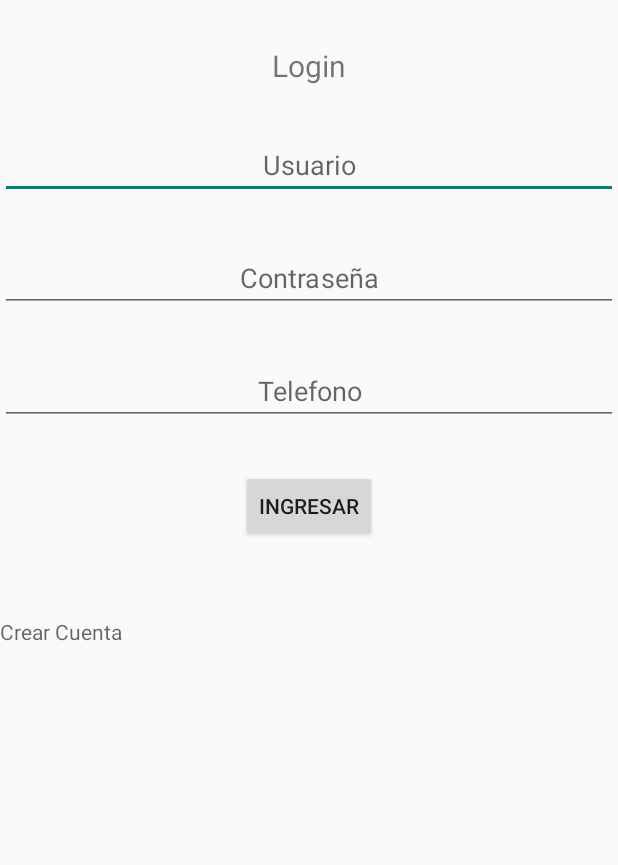
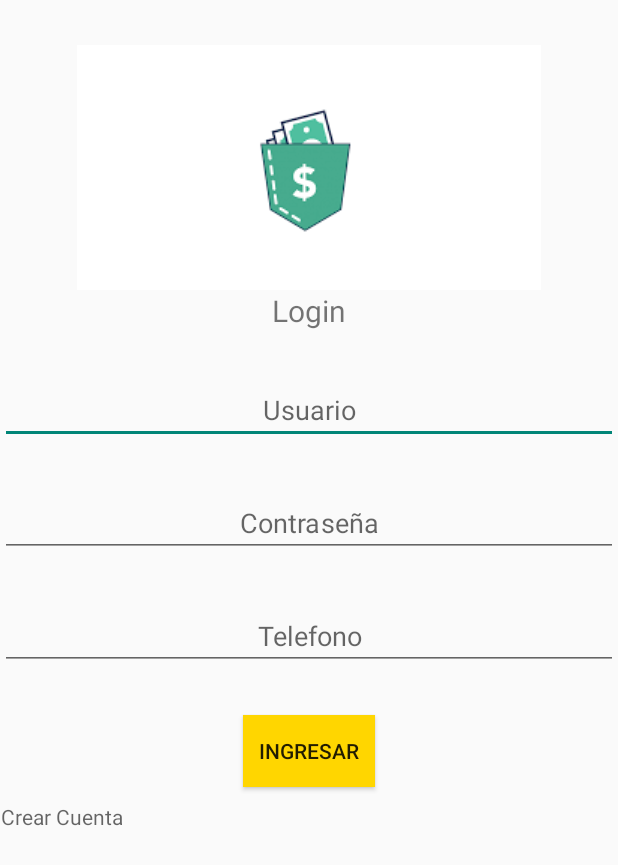
Before and after one commit to ArnoldoHde/AbonosApp, an Android app: the MainActivity screen opened directly, with no data from a screen before it, on a phone screen of 412 x 824 dp. Shown: the top 865 px of the screen. Run offline under Robolectric (Android 15) with nearby library versions, the phone set to English and light mode, and no system bars.

Commit message:
modificacion login

```diff
--- a/app/src/main/java/com/example/arnoldo/myapplication/Actividades/MainActivity.java
+++ b/app/src/main/java/com/example/arnoldo/myapplication/Actividades/MainActivity.java
@@ -17,8 +17,8 @@ import com.example.arnoldo.myapplication.R;
 
 public class MainActivity extends AppCompatActivity {
 EditText email,password,numTelefono;
-TextView tvOlvidastecontra,tvCuenta;
-Button btnIngresar,btnFlotante;
+TextView tvCuenta;
+Button btnIngresar;
 private LoginUsuario loginUsuario;
     @Override
     protected void onCreate(Bundle savedInstanceState) {
@@ -30,7 +30,7 @@ private LoginUsuario loginUsuario;
         tvCuenta=findViewById(R.id.tvCuenta);
         btnIngresar=findViewById(R.id.btnIngresar);
         numTelefono=findViewById(R.id.edtTelefono);
-        btnFlotante=findViewById(R.id.btnFlotante);
+
 
 
         btnIngresar.setOnClickListener(new View.OnClickListener() {
@@ -39,15 +39,20 @@ private LoginUsuario loginUsuario;
                 Login();
             }
         });
-        btnFlotante.setOnClickListener(new View.OnClickListener() {
+
+        tvCuenta.setOnClickListener(new View.OnClickListener() {
             @Override
             public void onClick(View v) {
-                botonFlotante();
+                crearCuenta();
             }
         });
         //Prueba Conexion de Alan
 
 
+    }
+    private  void crearCuenta(){
+        Intent intent= new Intent(MainActivity.this,Registro.class);
+        startActivity(intent);
     }
     private  void botonFlotante(){
        // manda el intent a la actividad que quieras te amo cesar
@@ -75,7 +80,7 @@ private LoginUsuario loginUsuario;
     public void setLogin(LoginEvent event){
 
         Toast.makeText(this, "Bienvenido"+event.getMessage(), Toast.LENGTH_SHORT).show();
-        // debo agregar el intent a la pagina principal
+        // debo agregar el intent a la pantalla principal
         Intent intent= new Intent( MainActivity.this,InicioActivity.class);
     }
 
--- a/app/src/main/res/layout/activity_main.xml
+++ b/app/src/main/res/layout/activity_main.xml
@@ -8,13 +8,21 @@
     android:theme="@style/Theme.AppCompat.Light.NoActionBar"
     tools:context="com.example.arnoldo.myapplication.Actividades.MainActivity">
 
+    <ImageView
+        android:layout_width="wrap_content"
+        android:layout_height="wrap_content"
+        android:layout_gravity="center"
+        android:layout_marginTop="30dp"
+        android:background="@drawable/login"
+        />
     <TextView
         android:layout_width="wrap_content"
         android:layout_height="wrap_content"
         android:layout_gravity="center"
         android:text="Login"
         android:textSize="20sp"
-        android:layout_marginTop="30dp"/>
+
+        />
     <EditText
         android:id="@+id/edtUsuario"
         android:layout_width="match_parent"
@@ -47,6 +55,7 @@
         android:layout_width="wrap_content"
         android:layout_height="wrap_content"
         android:text="Ingresar"
+        android:background="@color/colorAccent"
         android:layout_gravity="center"
         android:layout_marginTop="30dp"/>
     <TextView
@@ -54,7 +63,9 @@
         android:layout_width="wrap_content"
         android:layout_height="wrap_content"
         android:hint="Crear Cuenta"
-        android:layout_marginTop="50dp"/>
+        android:textColor="#000"
+        android:layout_marginTop="10dp"
+        android:gravity="bottom|end"/>
 
 
 
```
Also changed, not shown: app/src/main/res/drawable-v24/login.png (added).
